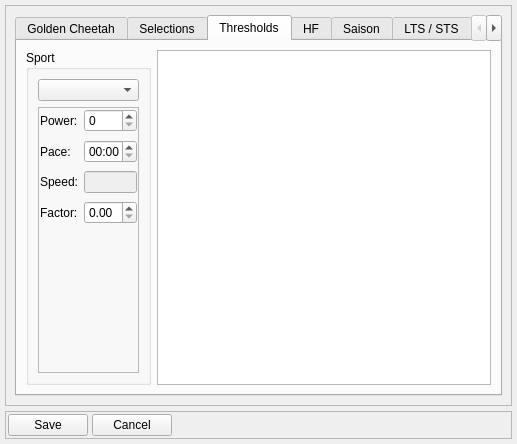
Before: the Qt Designer form dialog_settings.ui in Tria-Andy/WorkoutEditor, drawn with Qt 5.
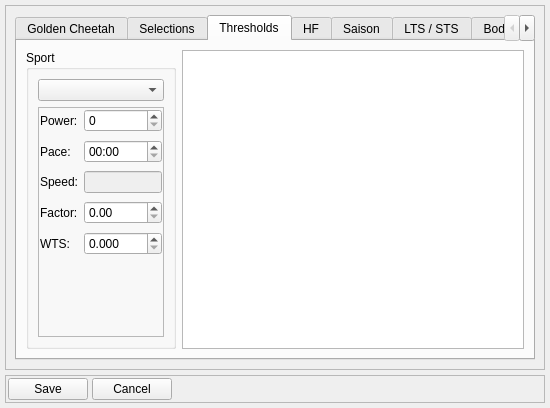
After: the same form once the commit is applied. The open tabs and pages were chosen to show the change. Icons and pictures are not drawn.

Commit message: Add WattRoSpeed Factor to Settings

```diff
--- a/dialog_settings.ui
+++ b/dialog_settings.ui
@@ -6,14 +6,20 @@
    <rect>
     <x>0</x>
     <y>0</y>
-    <width>500</width>
-    <height>400</height>
+    <width>550</width>
+    <height>408</height>
    </rect>
   </property>
+  <property name="minimumSize">
+   <size>
+    <width>0</width>
+    <height>400</height>
+   </size>
+  </property>
   <property name="maximumSize">
    <size>
-    <width>500</width>
-    <height>400</height>
+    <width>550</width>
+    <height>408</height>
    </size>
   </property>
   <property name="font">
@@ -761,13 +767,13 @@
             </property>
             <property name="minimumSize">
              <size>
-              <width>125</width>
+              <width>150</width>
               <height>0</height>
              </size>
             </property>
             <property name="maximumSize">
              <size>
-              <width>125</width>
+              <width>150</width>
               <height>16777215</height>
              </size>
             </property>
@@ -857,6 +863,29 @@
                 <item row="3" column="1">
                  <widget class="QDoubleSpinBox" name="doubleSpinBox_factor"/>
                 </item>
+                <item row="4" column="0">
+                 <widget class="QLabel" name="label_watttospeed">
+                  <property name="text">
+                   <string>WTS:</string>
+                  </property>
+                 </widget>
+                </item>
+                <item row="4" column="1">
+                 <widget class="QDoubleSpinBox" name="doubleSpinBox_watttospeed">
+                  <property name="maximumSize">
+                   <size>
+                    <width>16777215</width>
+                    <height>16777215</height>
+                   </size>
+                  </property>
+                  <property name="decimals">
+                   <number>3</number>
+                  </property>
+                  <property name="singleStep">
+                   <double>0.050000000000000</double>
+                  </property>
+                 </widget>
+                </item>
                </layout>
               </widget>
              </item>
```
Left out of the diff: 8 changed lines with no effect on the pictures. The commit also changes 1 other file.
